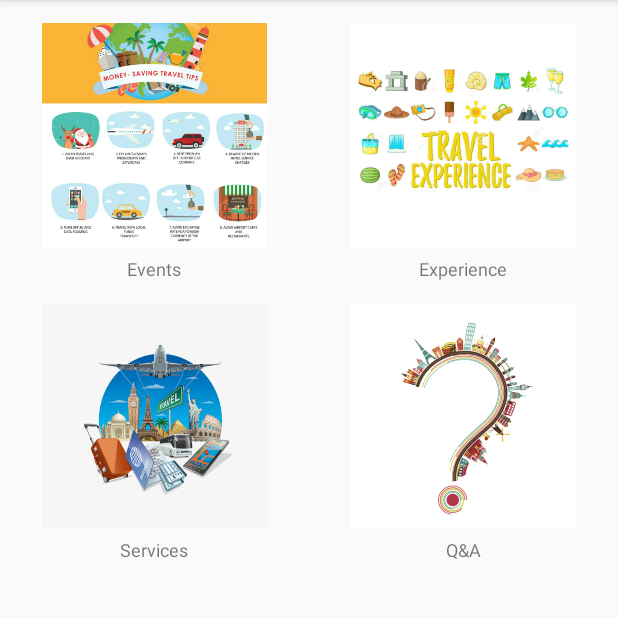
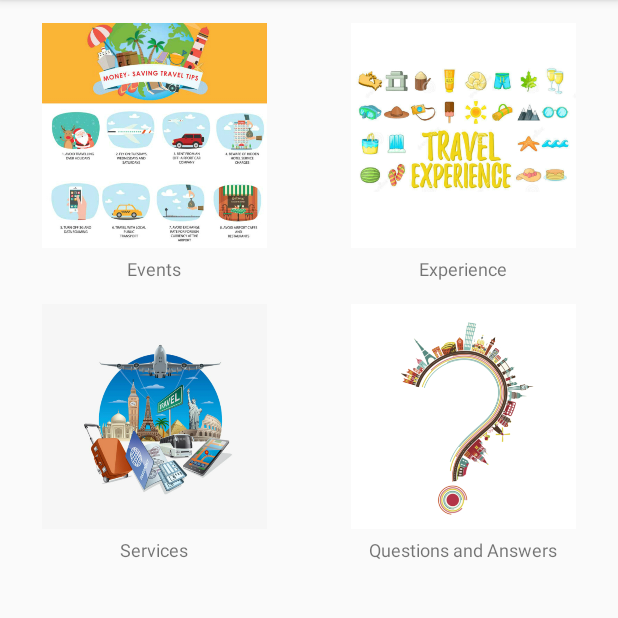
Before and after one commit to huynm1990/trip-trip, an Android app: the screen it shows after launch (MainActivity), on a phone screen of 412 x 824 dp, the part 84-702 px from its top. Run offline under Robolectric (Android 15) with nearby library versions, the phone set to English and light mode, and no system bars.

Commit message:
Change questions and answers title

```diff
--- a/app/src/main/java/com/org/triptrip/MainActivity.java
+++ b/app/src/main/java/com/org/triptrip/MainActivity.java
@@ -15,7 +15,7 @@ public class MainActivity extends AppCompatActivity {
     GridView androidGridView;
 
     String[] gridViewString = {
-            "Events", "Experience", "Services", "Q&A"
+            "Events", "Experience", "Services", "Questions and Answers"
     } ;
 
 
```
